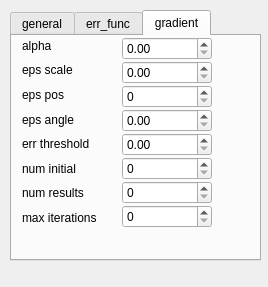
Old version of the form GridfitterParamsWidget.ui in the repository BioroboticsLab/biotracker_beesbook.
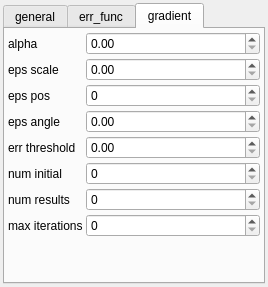
New version of the form. The open tabs and pages were chosen to show the change.

```diff
--- a/GridfitterParamsWidget.ui
+++ b/GridfitterParamsWidget.ui
@@ -11,26 +11,41 @@
    </rect>
   </property>
   <property name="sizePolicy">
-   <sizepolicy hsizetype="Expanding" vsizetype="Expanding">
+   <sizepolicy hsizetype="Preferred" vsizetype="Preferred">
     <horstretch>0</horstretch>
     <verstretch>0</verstretch>
    </sizepolicy>
   </property>
+  <property name="minimumSize">
+   <size>
+    <width>0</width>
+    <height>0</height>
+   </size>
+  </property>
   <property name="windowTitle">
    <string>Form</string>
   </property>
+  <layout class="QVBoxLayout" name="verticalLayout_3">
+   <property name="spacing">
+    <number>3</number>
+   </property>
+   <property name="leftMargin">
+    <number>3</number>
+   </property>
+   <property name="topMargin">
+    <number>3</number>
+   </property>
+   <property name="rightMargin">
+    <number>3</number>
+   </property>
+   <property name="bottomMargin">
+    <number>3</number>
+   </property>
+   <item>
   <widget class="QTabWidget" name="tabWidget">
    <property name="enabled">
     <bool>true</bool>
    </property>
-   <property name="geometry">
-    <rect>
-     <x>10</x>
-     <y>10</y>
-     <width>251</width>
-     <height>251</height>
-    </rect>
-   </property>
    <property name="sizePolicy">
     <sizepolicy hsizetype="Preferred" vsizetype="Preferred">
      <horstretch>0</horstretch>
@@ -246,147 +261,142 @@
     <attribute name="title">
      <string>gradient</string>
     </attribute>
-    <widget class="QWidget" name="verticalLayoutWidget_2">
-     <property name="geometry">
-      <rect>
-       <x>110</x>
-       <y>0</y>
-       <width>90</width>
-       <height>194</height>
-      </rect>
-     </property>
-     <layout class="QVBoxLayout" name="verticalLayout_5">
-      <property name="spacing">
-       <number>0</number>
-      </property>
-      <item>
-       <widget class="QDoubleSpinBox" name="alpha">
-        <property name="maximum">
-         <double>100.000000000000000</double>
-        </property>
-       </widget>
-      </item>
-      <item>
-       <widget class="QDoubleSpinBox" name="eps_scale">
-        <property name="maximum">
-         <double>10.000000000000000</double>
-        </property>
-       </widget>
-      </item>
-      <item>
-       <widget class="QSpinBox" name="eps_pos">
-        <property name="maximum">
-         <number>100</number>
-        </property>
-       </widget>
-      </item>
-      <item>
-       <widget class="QDoubleSpinBox" name="eps_angle">
-        <property name="maximum">
-         <double>100.000000000000000</double>
-        </property>
-       </widget>
-      </item>
-      <item>
-       <widget class="QDoubleSpinBox" name="gradient_threshold">
-        <property name="maximum">
-         <double>10.000000000000000</double>
-        </property>
-       </widget>
-      </item>
-      <item>
-       <widget class="QSpinBox" name="gradient_num_initial">
-        <property name="maximum">
-         <number>100</number>
-        </property>
-       </widget>
-      </item>
-      <item>
-       <widget class="QSpinBox" name="gradient_num_results">
-        <property name="maximum">
-         <number>10</number>
-        </property>
-       </widget>
-      </item>
-      <item>
-       <widget class="QSpinBox" name="gradient_max_iterations">
-        <property name="maximum">
-         <number>100</number>
-        </property>
-       </widget>
-      </item>
-     </layout>
-    </widget>
-    <widget class="QWidget" name="verticalLayoutWidget">
-     <property name="geometry">
-      <rect>
-       <x>10</x>
-       <y>0</y>
-       <width>100</width>
-       <height>191</height>
-      </rect>
-     </property>
-     <layout class="QVBoxLayout" name="verticalLayout">
-      <item>
+      <layout class="QFormLayout" name="formLayout_3">
+       <property name="horizontalSpacing">
+        <number>3</number>
+       </property>
+       <property name="verticalSpacing">
+        <number>3</number>
+       </property>
+       <property name="leftMargin">
+        <number>3</number>
+       </property>
+       <property name="topMargin">
+        <number>3</number>
+       </property>
+       <property name="rightMargin">
+        <number>3</number>
+       </property>
+       <property name="bottomMargin">
+        <number>3</number>
+       </property>
+       <item row="0" column="0">
        <widget class="QLabel" name="label_19">
         <property name="text">
          <string>alpha</string>
         </property>
        </widget>
       </item>
-      <item>
+       <item row="0" column="1">
+        <widget class="QDoubleSpinBox" name="alpha">
+         <property name="maximum">
+          <double>100.000000000000000</double>
+         </property>
+        </widget>
+       </item>
+       <item row="1" column="0">
        <widget class="QLabel" name="label_18">
         <property name="text">
          <string>eps scale</string>
         </property>
        </widget>
       </item>
-      <item>
+       <item row="1" column="1">
+        <widget class="QDoubleSpinBox" name="eps_scale">
+         <property name="maximum">
+          <double>100.000000000000000</double>
+         </property>
+        </widget>
+       </item>
+       <item row="2" column="0">
        <widget class="QLabel" name="label_17">
         <property name="text">
          <string>eps pos</string>
         </property>
        </widget>
       </item>
-      <item>
+       <item row="2" column="1">
+        <widget class="QSpinBox" name="eps_pos">
+         <property name="maximum">
+          <number>100</number>
+         </property>
+        </widget>
+       </item>
+       <item row="3" column="0">
        <widget class="QLabel" name="label_14">
         <property name="text">
          <string>eps angle</string>
         </property>
        </widget>
       </item>
-      <item>
+       <item row="3" column="1">
+        <widget class="QDoubleSpinBox" name="eps_angle">
+         <property name="maximum">
+          <double>100.000000000000000</double>
+         </property>
+        </widget>
+       </item>
+       <item row="4" column="0">
        <widget class="QLabel" name="label_10">
         <property name="text">
          <string>err threshold</string>
         </property>
        </widget>
       </item>
-      <item>
+       <item row="4" column="1">
+        <widget class="QDoubleSpinBox" name="gradient_threshold">
+         <property name="maximum">
+          <double>100.000000000000000</double>
+         </property>
+        </widget>
+       </item>
+       <item row="5" column="0">
        <widget class="QLabel" name="label_11">
         <property name="text">
          <string>num initial</string>
         </property>
        </widget>
       </item>
-      <item>
+       <item row="5" column="1">
+        <widget class="QSpinBox" name="gradient_num_initial">
+         <property name="maximum">
+          <number>100</number>
+         </property>
+        </widget>
+       </item>
+       <item row="6" column="0">
        <widget class="QLabel" name="label_12">
         <property name="text">
          <string>num results</string>
         </property>
        </widget>
       </item>
-      <item>
+       <item row="6" column="1">
+        <widget class="QSpinBox" name="gradient_num_results">
+         <property name="maximum">
+          <number>100</number>
+         </property>
+        </widget>
+       </item>
+       <item row="7" column="0">
        <widget class="QLabel" name="label_13">
         <property name="text">
          <string>max iterations</string>
         </property>
        </widget>
       </item>
+       <item row="7" column="1">
+        <widget class="QSpinBox" name="gradient_max_iterations">
+         <property name="maximum">
+          <number>100</number>
+         </property>
+        </widget>
+       </item>
      </layout>
     </widget>
    </widget>
-  </widget>
+   </item>
+  </layout>
  </widget>
  <resources/>
  <connections/>
```
Left out of the diff: 260 changed lines with no effect on the pictures. Lines whose indentation alone changed are shown as unchanged.
